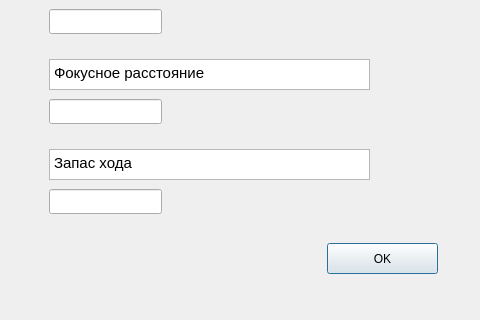
The window that addbla.ui (EgorovaAnna/gpbla) describes before a commit, drawn with Qt 5; both pictures show x 421 to 901 and y 251 to 571 of the 901 by 571 pixel window.
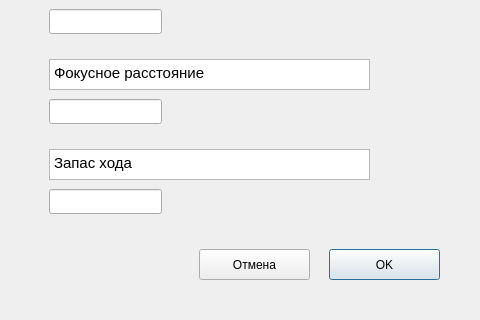
The same window after the commit.

```diff
--- a/addbla.ui
+++ b/addbla.ui
@@ -249,8 +249,8 @@
   <widget class="QPushButton" name="pushButton">
    <property name="geometry">
     <rect>
-     <x>748</x>
-     <y>494</y>
+     <x>750</x>
+     <y>500</y>
      <width>111</width>
      <height>31</height>
     </rect>
@@ -286,6 +286,19 @@
     </rect>
    </property>
   </widget>
+  <widget class="QPushButton" name="pushButton_2">
+   <property name="geometry">
+    <rect>
+     <x>620</x>
+     <y>500</y>
+     <width>111</width>
+     <height>31</height>
+    </rect>
+   </property>
+   <property name="text">
+    <string>Отмена</string>
+   </property>
+  </widget>
  </widget>
  <resources/>
  <connections/>
```
